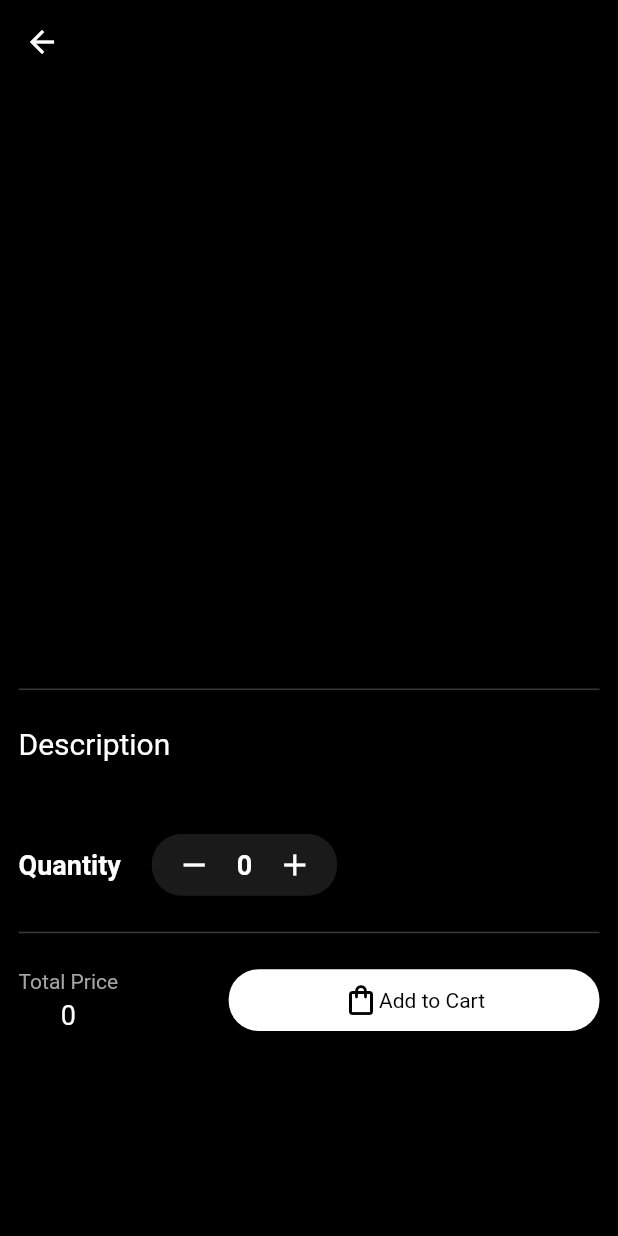
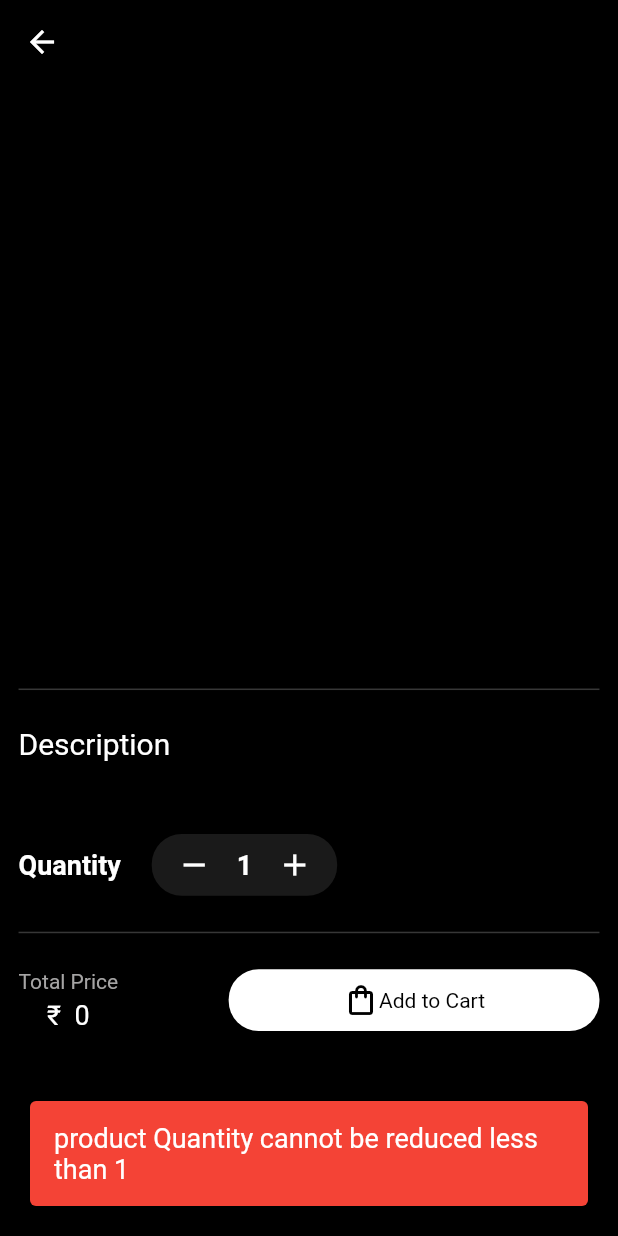
Before and after one commit to kuberanb/Woodie_User_App, a Flutter app: the SelectedProductFullScreen screen opened directly with empty values, after a tap on the "remove" icon, on a phone screen of 412 x 824 dp. Run offline on Flutter 3.47's test engine with Material 2 defaults, Android fonts, the phone set to English and light mode, and no system bars; our stand-ins replace cloud_firestore, email_validator, firebase_auth, firebase_core, get, google_sign_in; missing offline and left inert: another_stepper; accounts and stored records are empty; network calls fail.

Commit message:
add to cart in productFullScreen completed, Now we need to list the cart products in cart Screen

```diff
--- /dev/null
+++ b/lib/controllers/selected_product_fulllscreen_controller.dart
@@ -0,0 +1,36 @@
+import 'package:get/get.dart';
+import 'package:woodie/functions/MiscellaneousFunctions.dart';
+
+class SelectedProductFullScreenController extends GetxController {
+  int productQuantity = 1;
+  int totalPrice = 0;
+
+   increaseProductQuantity(context) {
+    if ((productQuantity == 1 || productQuantity > 1)) {
+      productQuantity++;
+      update();
+    } else {
+      errorSnackBar('Some Error Occured', context);
+      update();
+    }
+  }
+
+   decreaseProductQuantity(context) {
+    if (productQuantity >= 2) {
+      productQuantity--;
+      update();
+    } else {
+      errorSnackBar('product Quantity cannot be reduced less than 1', context);
+      update();
+    }
+  }
+
+   productTotalPrice(int productPrice) {
+    int tempTotalPrice = 0;
+    totalPrice = 0;
+    tempTotalPrice = productQuantity * productPrice;
+    totalPrice = totalPrice + tempTotalPrice;
+    tempTotalPrice =0;
+    update();
+  }
+}
--- a/lib/core/constants.dart
+++ b/lib/core/constants.dart
@@ -2,3 +2,7 @@
 const userCollection = 'users';
 
 const productsCollection = 'products';
+
+const cartCollection = 'cartModels';
+
+const userCartCollection = 'userCarts';
--- /dev/null
+++ b/lib/models/cart_model.dart
@@ -0,0 +1,41 @@
+// To parse this JSON data, do
+//
+//     final cartModel = cartModelFromJson(jsonString);
+
+import 'dart:convert';
+
+CartModel cartModelFromJson(String str) => CartModel.fromJson(json.decode(str));
+
+String cartModelToJson(CartModel data) => json.encode(data.toJson());
+
+class CartModel {
+  CartModel({
+    this.id = '',
+    required this.productName,
+    required this.productImage,
+    required this.productPrice,
+    required this.productQuantity,
+  });
+
+  String id;
+  String productName;
+  String productImage;
+  int productPrice;
+  int productQuantity;
+
+  factory CartModel.fromJson(Map<String, dynamic> json) => CartModel(
+        id: json["id"],
+        productName: json["productName"],
+        productImage: json["productImage"],
+        productPrice: json["productPrice"],
+        productQuantity: json["productQuantity"],
+      );
+
+  Map<String, dynamic> toJson() => {
+        "id": id,
+        "productName": productName,
+        "productImage": productImage,
+        "productPrice": productPrice,
+        "productQuantity": productQuantity,
+      };
+}
--- a/lib/views/Cart_and_Order_and_checkout/My_cart.dart
+++ b/lib/views/Cart_and_Order_and_checkout/My_cart.dart
@@ -35,7 +35,10 @@ class MyCart extends StatelessWidget {
                     )),
                 itemCount: 10,
               ),
-             // const   Spacer(),
+              // const   Spacer(),
+              SizedBox(
+                height: 0.02 * screenHeight,
+              ),
               Align(
                 alignment: Alignment.bottomCenter,
                 child: Container(
--- a/lib/views/homeAndActionMenu/selected_product_fullscreen.dart
+++ b/lib/views/homeAndActionMenu/selected_product_fullscreen.dart
@@ -1,7 +1,15 @@
+import 'package:cloud_firestore/cloud_firestore.dart';
+import 'package:firebase_auth/firebase_auth.dart';
 import 'package:flutter/material.dart';
 import 'package:woodie/core/colorPalettes.dart';
+import 'package:woodie/core/constants.dart';
+import "package:get/get.dart";
+import 'package:woodie/functions/MiscellaneousFunctions.dart';
+import 'package:woodie/models/cart_model.dart';
 
-class SelectedProductFullScreen extends StatelessWidget {
+import '../../controllers/selected_product_fulllscreen_controller.dart';
+
+class SelectedProductFullScreen extends StatefulWidget {
   String productName;
   int productPrice;
   String productDescription;
@@ -15,15 +23,38 @@ class SelectedProductFullScreen extends StatelessWidget {
   });
 
   @override
+  State<SelectedProductFullScreen> createState() =>
+      _SelectedProductFullScreenState();
+}
+
+class _SelectedProductFullScreenState extends State<SelectedProductFullScreen> {
+  @override
+  void initState() {
+    // TODO: implement initState
+    final controller = Get.put(SelectedProductFullScreenController());
+    controller.productTotalPrice(widget.productPrice);
+    super.initState();
+  }
+
+  @override
   Widget build(BuildContext context) {
     final screenHeight = MediaQuery.of(context).size.height;
     final screenWidth = MediaQuery.of(context).size.width;
-    return Scaffold(
+    final controller = Get.put(SelectedProductFullScreenController());
+    // int productQuantity = 1;
+    return WillPopScope(
+      onWillPop: () async {
+        Navigator.of(context).pop();
+        controller.totalPrice = 0;
+        controller.productQuantity = 1;
+        return true;
+      },
+      child: Scaffold(
         backgroundColor: kBackgroundColor,
         appBar: AppBar(
           title: Text(
             // 'Double Bed',
-          productName,
+            widget.productName,
             overflow: TextOverflow.ellipsis,
             style: const TextStyle(
               color: kWhiteColor,
@@ -33,6 +64,8 @@ class SelectedProductFullScreen extends StatelessWidget {
           leading: IconButton(
             onPressed: () {
               Navigator.of(context).pop();
+              controller.totalPrice = 0;
+              controller.productQuantity = 1;
             },
             icon: const Icon(
               Icons.arrow_back,
@@ -51,7 +84,7 @@ class SelectedProductFullScreen extends StatelessWidget {
             child: Column(
               children: [
                 ProductFullScreenImages(
-                imageUrlList: productImageList,
+                  imageUrlList: widget.productImageList,
                 ),
                 SizedBox(
                   width: double.infinity,
@@ -63,7 +96,7 @@ class SelectedProductFullScreen extends StatelessWidget {
                       children: [
                         Text(
                           // 'Century Double Bed',
-                        productName,
+                          widget.productName,
                           overflow: TextOverflow.ellipsis,
                           style: const TextStyle(
                             overflow: TextOverflow.ellipsis,
@@ -123,7 +156,7 @@ class SelectedProductFullScreen extends StatelessWidget {
                   // hbjdjno ldm asjkhas nlnsal jnlnsal jlnoiw anoianoa
                   // andoiawa jkhksajnsa ,nndlan kbdskjbs jnlnasodn kbjk   mn jk l'''
 
-                productDescription,
+                  widget.productDescription,
                   style: const TextStyle(
                     color: kExtraLightWhiteColor,
                     fontSize: 14,
@@ -146,7 +179,10 @@ class SelectedProductFullScreen extends StatelessWidget {
                     SizedBox(
                       width: 0.05 * screenWidth,
                     ),
-                  Container(
+                    GetBuilder<SelectedProductFullScreenController>(
+                      init: controller,
+                      builder: (_) {
+                        return Container(
                           width: 0.3 * screenWidth,
                           height: 0.05 * screenHeight,
                           decoration: BoxDecoration(
@@ -157,22 +193,34 @@ class SelectedProductFullScreen extends StatelessWidget {
                             mainAxisAlignment: MainAxisAlignment.spaceEvenly,
                             children: [
                               IconButton(
-                          onPressed: () {},
+                                onPressed: () async {
+                                  await controller
+                                      .decreaseProductQuantity(context);
+                                  await controller
+                                      .productTotalPrice(widget.productPrice);
+                                },
                                 icon: const Icon(
                                   Icons.remove,
                                   color: kWhiteColor,
                                 ),
                               ),
-                        const Text(
-                          '0',
-                          style: TextStyle(
+                              Text(
+                                // '0'
+                                controller.productQuantity.toString(),
+                                style: const TextStyle(
                                   color: kWhiteColor,
                                   fontSize: 18,
                                   fontWeight: FontWeight.bold,
                                 ),
                               ),
                               IconButton(
-                          onPressed: () {},
+                                onPressed: () async {
+                                  await controller.increaseProductQuantity(
+                                    context,
+                                  );
+                                  await controller
+                                      .productTotalPrice(widget.productPrice);
+                                },
                                 icon: const Icon(
                                   Icons.add,
                                   color: kWhiteColor,
@@ -180,6 +228,8 @@ class SelectedProductFullScreen extends StatelessWidget {
                               ),
                             ],
                           ),
+                        );
+                      },
                     ),
                   ],
                 ),
@@ -196,7 +246,10 @@ class SelectedProductFullScreen extends StatelessWidget {
                 Row(
                   mainAxisAlignment: MainAxisAlignment.spaceBetween,
                   children: [
-                  Column(
+                    GetBuilder<SelectedProductFullScreenController>(
+                      init: controller,
+                      builder: (_) {
+                        return Column(
                           children: [
                             const Text(
                               'Total Price',
@@ -210,16 +263,37 @@ class SelectedProductFullScreen extends StatelessWidget {
                             ),
                             Text(
                               // '₹ 25,000',
-                        productPrice.toString(),
+                              //widget.productPrice.toString()
+                              '₹  ${controller.totalPrice.toString()}',
+
                               style: const TextStyle(
                                 color: kWhiteColor,
                                 fontSize: 18,
                               ),
                             ),
                           ],
+                        );
+                      },
                     ),
                     InkWell(
-                    onTap: () {},
+                      onTap: () async {
+                        final cart = FirebaseFirestore.instance
+                            .collection(cartCollection)
+                            .doc(FirebaseAuth.instance.currentUser!.email)
+                            .collection(userCartCollection)
+                            .doc(widget.productName +
+                                widget.productPrice.toString());
+                        await cart.set(CartModel(
+                          id: cart.id,
+                          productName: widget.productName,
+                          productImage: widget.productImageList[0],
+                          productPrice: widget.productPrice,
+                          productQuantity: controller.productQuantity,
+                        ).toJson());
+
+                        errorSnackBar(
+                            'Product Added to cart Sucessfully', context);
+                      },
                       child: Container(
                         width: 0.6 * screenWidth,
                         height: 0.05 * screenHeight,
@@ -246,6 +320,7 @@ class SelectedProductFullScreen extends StatelessWidget {
                   ],
                 ),
               ],
+            ),
           ),
         ),
       ),
```
Also changed, not shown: lib/controllers/cart_controller.dart (added, +7 -0 lines), lib/models/favourite_product_model.dart (deleted, +0 -52 lines). Lines whose indentation alone changed are shown as unchanged.
